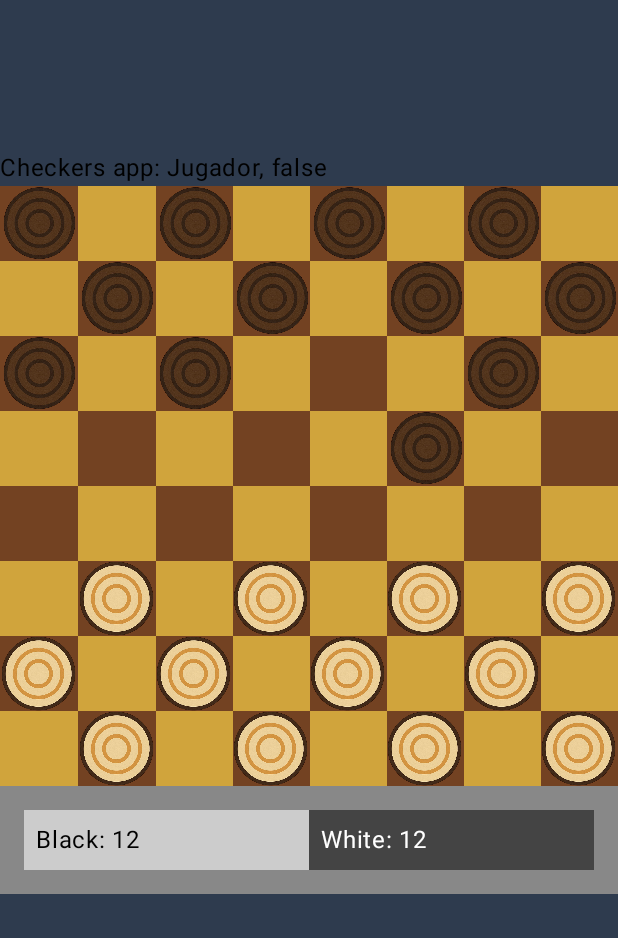
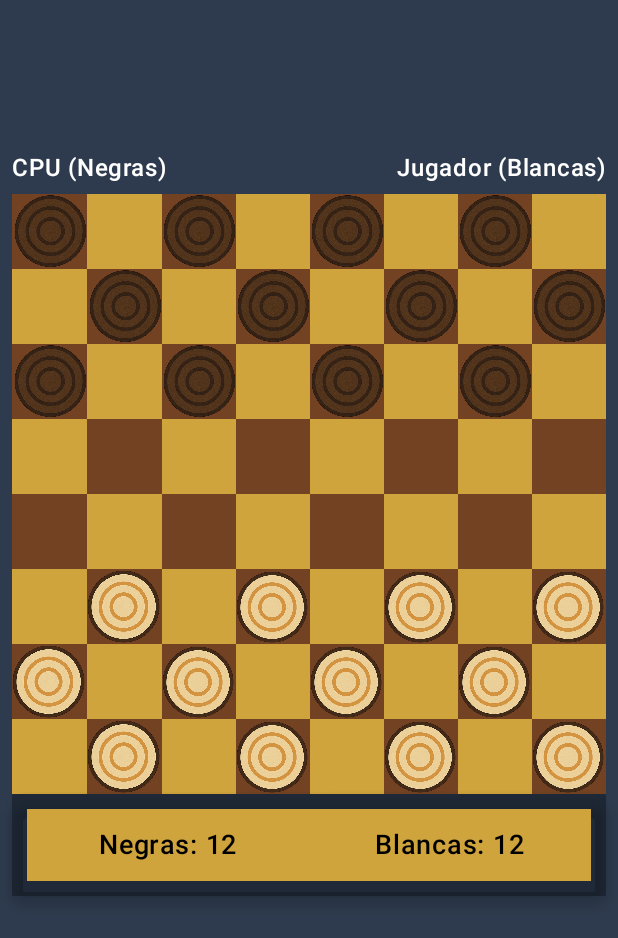
Before and after one commit to Elcris1/android-checkers, an Android app built with Jetpack Compose: the MainActivity screen opened directly, with no data from a screen before it, on a phone screen of 412 x 824 dp. Shown: the top 938 px of the screen. Run offline under Robolectric (Android 15) with nearby library versions, the phone set to English and light mode, and no system bars.

Commit message:
Main Activity portrait almost finished

```diff
--- a/app/src/main/java/com/example/checkers/Board.kt
+++ b/app/src/main/java/com/example/checkers/Board.kt
@@ -227,6 +227,8 @@ class Board {
         if ((team == Teams.WHITE && y<=2) || (team == Teams.BLACK && y>=7) || (x<=2) ) return false
         val diagonalLeft = getDiagonalLeft(x, y, team)
         val farLeft = getFarDiagonalLeft(x,y, team)
+        if (diagonalLeft.piece != null) Log.d("pOislbe error", "${diagonalLeft.piece!!.team != piece.team}")
+        Log.d("Posible error","${diagonalLeft.isFilled()}, ${farLeft.isEmpty()}")
         return (diagonalLeft.isFilled() && diagonalLeft.piece!!.team != piece.team && farLeft.isEmpty())
     }
     fun isDiagonalRightKillable(x: Int, y: Int, piece: Piece, team: Teams = piece.team): Boolean {
@@ -289,6 +291,7 @@ class Board {
             killMovement(origin, dest)
         }
         val piece = origin.removePiece()
+        origin.setEmpty()
         dest.placePiece(piece!!)
         checkPromotion(piece)
         return killed
--- a/app/src/main/java/com/example/checkers/Cell.kt
+++ b/app/src/main/java/com/example/checkers/Cell.kt
@@ -14,7 +14,7 @@ class Cell(var type: CellType, var state: CellState, var position: Position = Po
     }
 
     fun isEmpty() : Boolean {
-        return state == CellState.EMPTY && !isForbidden() && piece == null
+        return state == CellState.EMPTY && !isForbidden()
     }
 
     fun isFilled() : Boolean {
--- a/app/src/main/java/com/example/checkers/Game.kt
+++ b/app/src/main/java/com/example/checkers/Game.kt
@@ -106,6 +106,7 @@ class Game: ViewModel() {
         if(turn != playerTeam) {
             computerTurn()
         } else {
+            Log.d("ChangeTurn", "user turn")
             calculateKillingMovements()
         }
     }
@@ -114,6 +115,7 @@ class Game: ViewModel() {
         val pieces = if (playerTeam == Teams.WHITE) board.blackPieces else board.whitePieces
         var availablePieces: MutableList<Piece> = mutableListOf()
         for (piece in pieces) {
+            Log.d("Calculating movements", "${board.canKill(piece.position.x, piece.position.y, piece)}, $piece" )
             if (board.canKill(piece.position.x, piece.position.y, piece)) {
                 availablePieces = mutableListOf()
                 availablePieces.add(piece)
@@ -167,7 +169,7 @@ class Game: ViewModel() {
         }
         return true
     }
-    private fun gameEnds(msg: String, winner: String): Boolean {
+    fun gameEnds(msg: String, winner: String): Boolean {
         Log.d("GAME ANNOUNCER", msg)
         viewModelScope.launch {
             _mensaje.emit(winner)
--- a/app/src/main/java/com/example/checkers/MainActivity.kt
+++ b/app/src/main/java/com/example/checkers/MainActivity.kt
@@ -7,6 +7,7 @@ import androidx.activity.enableEdgeToEdge
 import androidx.compose.foundation.Image
 import androidx.compose.foundation.background
 import androidx.compose.foundation.clickable
+import androidx.compose.foundation.layout.Arrangement
 import androidx.compose.foundation.layout.Box
 import androidx.compose.foundation.layout.Column
 import androidx.compose.foundation.layout.Row
@@ -15,6 +16,7 @@ import androidx.compose.foundation.layout.fillMaxWidth
 import androidx.compose.foundation.layout.height
 import androidx.compose.foundation.layout.padding
 import androidx.compose.foundation.layout.size
+import androidx.compose.foundation.shape.RoundedCornerShape
 import androidx.compose.material3.AlertDialog
 import androidx.compose.material3.Button
 import androidx.compose.material3.CircularProgressIndicator
@@ -22,6 +24,8 @@ import androidx.compose.material3.Surface
 import androidx.compose.material3.Text
 import androidx.compose.runtime.Composable
 import androidx.compose.runtime.LaunchedEffect
+import androidx.compose.runtime.MutableState
+import androidx.compose.runtime.State
 import androidx.compose.runtime.collectAsState
 import androidx.compose.runtime.getValue
 import androidx.compose.runtime.mutableStateOf
@@ -29,12 +33,20 @@ import androidx.compose.runtime.remember
 import androidx.compose.runtime.setValue
 import androidx.compose.ui.Alignment
 import androidx.compose.ui.Modifier
+import androidx.compose.ui.draw.shadow
 import androidx.compose.ui.graphics.Color
 import androidx.compose.ui.platform.LocalContext
 import androidx.compose.ui.res.painterResource
+import androidx.compose.ui.res.stringResource
+import androidx.compose.ui.text.font.FontWeight
+import androidx.compose.ui.text.style.TextAlign
 import androidx.compose.ui.tooling.preview.Preview
+import androidx.compose.ui.unit.IntSize
+import androidx.compose.ui.unit.TextUnit
 import androidx.compose.ui.unit.dp
+import androidx.compose.ui.unit.sp
 import com.example.checkers.ui.theme.CheckersTheme
+import kotlinx.coroutines.delay
 
 class MainActivity : ComponentActivity() {
     override fun onCreate(savedInstanceState: Bundle?) {
@@ -61,29 +73,17 @@ class MainActivity : ComponentActivity() {
 @Composable
 private fun MyApp(modifier: Modifier = Modifier, game: Game, alias: String, whiteTeam: Boolean, timeDeadline: Boolean) {
 
-    //TODO: que el jugador pugui elegir amb quines fitxes jugar.
     LaunchedEffect(Unit) {
         val team = if (whiteTeam) Teams.WHITE else Teams.BLACK
         game.firstTurn(team)
+    }
 
-    }
     val cells by game.cells.collectAsState()
-    val onGoing by game.onGoing.collectAsState()
-    val loading by game.loading.collectAsState()
+    val loading = game.loading.collectAsState()
     val endingMessage by game.mensaje.collectAsState(initial = "")
     var showDialog by remember { mutableStateOf(false) }
 
-
-    Column (horizontalAlignment = Alignment.CenterHorizontally){
-        if (loading) {
-            CircularProgressIndicator(
-                modifier =
-            modifier.size(50.dp)
-            )
-
-        }
-    }
-
+    LoadingIndicator(loading)
 
     LaunchedEffect(endingMessage) {
         if (endingMessage.isNotEmpty()) {
@@ -95,9 +95,12 @@ private fun MyApp(modifier: Modifier = Modifier, game: Game, alias: String, whit
         ShowDialog(endingMessage) { showDialog = false }
     }
 
-    Column (modifier = modifier.padding(top = 100.dp)) {
+    Column (modifier = modifier.padding(top = 100.dp, start = 8.dp, end = 8.dp)) {
 
-        Text("Checkers app: $alias, $timeDeadline")
+        if(timeDeadline) Timer(1, 30, onTimeFinish = { onTimeEnd(game) })
+
+        GameHeader(whiteTeam, alias)
+
         for(y in 1..8) {
             Row (modifier.height(50.dp)) {
                 for (x in 1..8){
@@ -108,79 +111,16 @@ private fun MyApp(modifier: Modifier = Modifier, game: Game, alias: String, whit
                             .fillMaxSize()
                             .background(
                                 if (cell.type == CellType.BROWN) Color(0xFF734222)
-                                else Color(0xFFD0A43C) )
+                                else Color(0xFFD0A43C)
+                            )
                     )
                     {
-                        if(cell.isFilled() || cell.isPossibleMovement()) {
-                            val pieceColor = when {
-                                cell.isPossibleMovement() -> Color.Red
-                                cell.piece?.team == Teams.BLACK -> Color.Black
-                                cell.piece?.team == Teams.WHITE -> Color.White
-                                else -> Color.Transparent
-                            }
-
-                            val image = when {
-                                cell.isPossibleMovement() -> R.drawable.possible_movement
-                                cell.piece!!.isDame() && cell.piece?.team == Teams.BLACK ->  R.drawable.black_dame
-                                cell.piece!!.isDame() && cell.piece?.team == Teams.WHITE -> R.drawable.white_dame
-                                cell.piece?.team == Teams.BLACK -> R.drawable.black_pawn
-                                cell.piece?.team == Teams.WHITE -> R.drawable.white_pawn
-                                else -> null
-                            }
-
-                            image?.let {
-                                Image(
-                                    painter = painterResource(id = it),
-                                    contentDescription = "Ficha",
-                                    modifier = Modifier.size(60.dp)
-                                        .clickable(enabled = (cell.piece != null && cell.piece!!.team == game.turn && !game.forceKill)
-                                            || cell.isPossibleMovement()
-                                                || game.forceKill && game.availablePieces.contains(cell.piece) ) {
-                                        if (cell.isPossibleMovement()) {
-                                            game.movePiece(x, y)
-                                        } else {
-                                            game.showPossibleMovements(x, y, cell.piece!!.team)
-
-                                        }
-
-                                    }
-                                )
-                            }
-                        }
+                        Piece(cell, game, x, y)
                     }
                 }
             }
         }
-        Row(
-            modifier = Modifier
-                .fillMaxWidth()
-                .background(Color.Gray)
-                .padding(16.dp)
-        ) {
-            Column(
-                modifier = Modifier
-                    .weight(1f)
-                    .background(Color.LightGray)
-                    .padding(8.dp)
-            ) {
-                Text("Black: ${game.blackCount}")
-
-            }
-
-            Column(
-                modifier = Modifier
-                    .weight(1f)
-                    .background(Color.DarkGray)
-                    .padding(8.dp)
-            ) {
-                Text("White: ${game.whiteCount}", color = Color.White)
-            }
-
-        }
-        if (!onGoing) {
-            Text(modifier = modifier.padding(top = 200.dp), text = endingMessage)
-        }
-
+        Footer(game)
 
     }
 
@@ -200,3 +140,147 @@ private fun ShowDialog(endingMessage: String, onDismiss: () -> Unit) {
         )
     }
 }
+
+@Composable
+private fun LoadingIndicator(loading: State<Boolean>) {
+
+    Column (horizontalAlignment = Alignment.CenterHorizontally) {
+        if (loading.value) {
+            CircularProgressIndicator(
+                modifier = Modifier.size(50.dp)
+            )
+
+        }
+    }
+}
+
+@Composable
+fun Timer(minuteLimit: Int, secondLimit: Int, onTimeFinish: () -> Unit) {
+    var remainingTime by remember { mutableStateOf((minuteLimit * 60 + secondLimit)) }
+
+    LaunchedEffect(remainingTime) {
+        while (remainingTime > 0) {
+            delay(1000L)
+            remainingTime--
+        }
+        onTimeFinish()
+    }
+
+    val time = "${remainingTime / 60}:${if (remainingTime % 60 < 10) "0${remainingTime % 60}" else "${remainingTime % 60}"}"
+    val text = stringResource(R.string.remaining_time) + ": " + time
+
+    Text(
+        text = text,
+        fontSize = 20.sp,
+        fontWeight = FontWeight.Bold,
+        textAlign = TextAlign.End
+    )
+
+}
+
+@Composable
+private fun WhiteText(text: String, fonSize: TextUnit = 16.sp, color: Color = Color.White) {
+    Text(
+        text = text,
+        fontSize = fonSize,
+        color = color,
+        fontWeight = FontWeight.SemiBold
+    )
+}
+
+@Composable
+private fun GameHeader(whiteTeam: Boolean, alias: String) {
+    Row (
+        modifier = Modifier.padding(bottom = 5.dp)
+    ) {
+        Column (
+            modifier = Modifier.weight(1f),
+            horizontalAlignment = Alignment.Start
+        ) {
+            val text = stringResource(R.string.CPU)+ " (" + (if(whiteTeam) stringResource(R.string.black_team) else stringResource(R.string.white_team)) + ")"
+            WhiteText(text)
+        }
+        Column (
+            modifier = Modifier.weight(1f),
+            horizontalAlignment = Alignment.End
+        ) {
+            val text = alias + " (" + (if(!whiteTeam) stringResource(R.string.black_team) else stringResource(R.string.white_team)) + ")"
+            WhiteText(text)
+        }
+    }
+}
+
+@Composable
+private fun Piece(cell: Cell, game: Game, x: Int, y: Int) {
+    if(cell.isFilled() || cell.isPossibleMovement()) {
+        val image = when {
+            cell.isPossibleMovement() -> R.drawable.possible_movement
+            cell.piece!!.isDame() && cell.piece?.team == Teams.BLACK ->  R.drawable.black_dame
+            cell.piece!!.isDame() && cell.piece?.team == Teams.WHITE -> R.drawable.white_dame
+            cell.piece?.team == Teams.BLACK -> R.drawable.black_pawn
+            cell.piece?.team == Teams.WHITE -> R.drawable.white_pawn
+            else -> null
+        }
+
+        image?.let {
+            Image(
+                painter = painterResource(id = it),
+                contentDescription = "Piece",
+                modifier = Modifier
+                    .size(60.dp)
+                    .clickable(
+                        enabled = (cell.piece != null && cell.piece!!.team == game.turn && !game.forceKill)
+                                || cell.isPossibleMovement()
+                                || game.forceKill && game.availablePieces.contains(
+                            cell.piece
+                        )
+                    ) {
+                        if (cell.isPossibleMovement()) {
+                            game.movePiece(x, y)
+                        } else {
+                            game.showPossibleMovements(x, y, cell.piece!!.team)
+
+                        }
+
+                    }
+            )
+        }
+    }
+}
+
+@Composable
+private fun Footer(game: Game) {
+    Row(
+        modifier = Modifier
+            .fillMaxWidth()
+            .background(Color(0xFF1F2937))
+            .shadow(6.dp, shape = RoundedCornerShape(12.dp))
+            .padding(10.dp),
+        horizontalArrangement = Arrangement.SpaceEvenly
+    ) {
+        Column(
+            modifier = Modifier
+                .weight(1f)
+                .background(Color(0xFFD0A43C))
+                .padding(12.dp),
+            horizontalAlignment = Alignment.CenterHorizontally
+        ) {
+            WhiteText(stringResource(R.string.black_team) + ": ${game.blackCount}", 18.sp, Color.Black)
+        }
+
+        Column(
+            modifier = Modifier
+                .weight(1f)
+                .background(Color(0xFFD0A43C))
+                .padding(12.dp),
+            horizontalAlignment = Alignment.CenterHorizontally
+        ) {
+            WhiteText(stringResource(R.string.white_team) + ": ${game.whiteCount}", 18.sp, Color.Black)
+        }
+    }
+}
+
+
+fun onTimeEnd(game: Game) {
+    game.gameEnds("TIME ENDED", "CPU")
+}
--- a/app/src/main/res/values/strings.xml
+++ b/app/src/main/res/values/strings.xml
@@ -36,4 +36,8 @@
     <string name="black_team">Negras</string>
     <string name="time_control">Control del tiempo</string>
     <string name="start">Empezar partida!</string>
+
+    <string name="CPU">CPU</string>
+    <string name="remaining_time">Tiempo restante</string>
+
 </resources>
```
